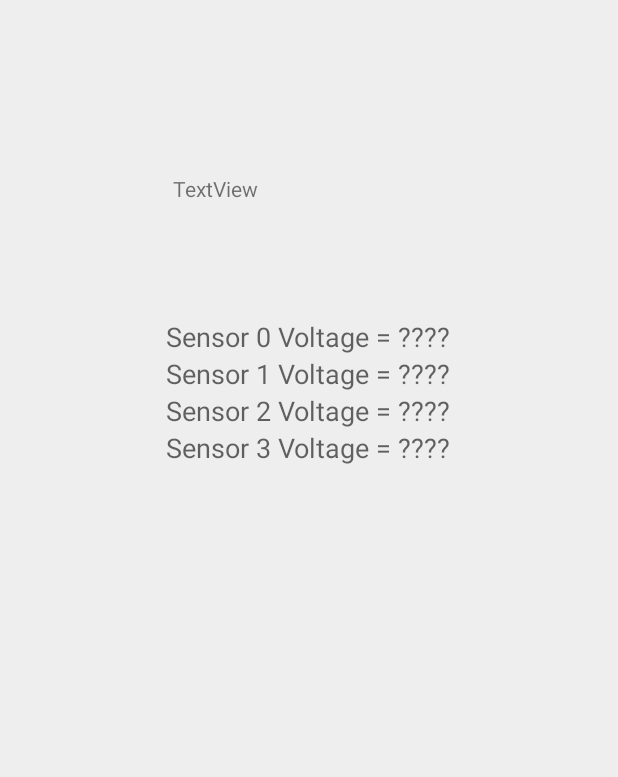
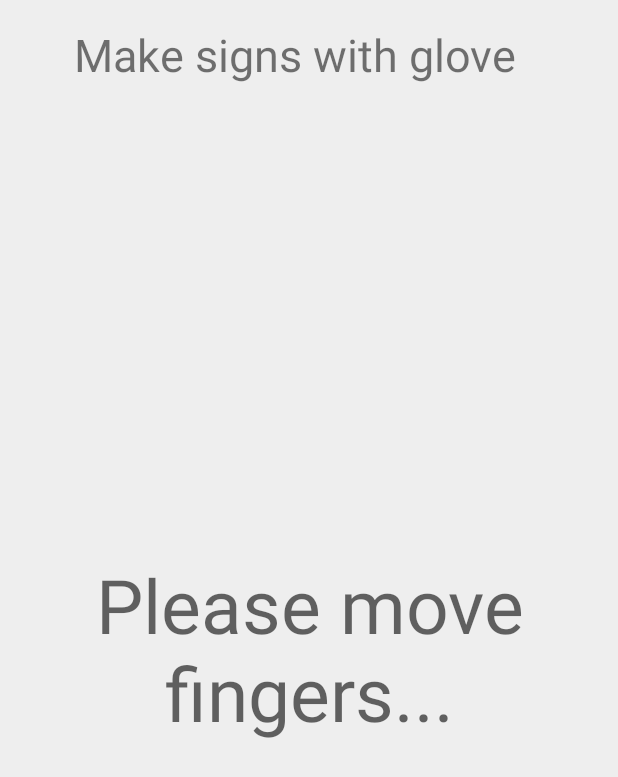
Before and after one commit to vetonthaqi/AndroidFirbaseChat-master, an Android app: the MainActivity screen opened directly, with no data from a screen before it, on a phone screen of 412 x 824 dp. Shown: the top 777 px of the screen. Run offline under Robolectric (Android 15) with nearby library versions, the phone set to English and light mode, and no system bars; network calls fail; 7 statements that could not run were skipped.

Commit message:
Rregullimi i dizajnit per njohjen e shenjave.

```diff
--- a/app/src/main/java/co/arvisiontech/simplechatfirebase/MainActivity.java
+++ b/app/src/main/java/co/arvisiontech/simplechatfirebase/MainActivity.java
@@ -73,7 +73,7 @@ public class MainActivity extends AppCompatActivity {
 
                         Log.e("CHECK STRING:",splitedString[splitedString.length - 1]);
                         if ((splitedString[splitedString.length - 1].isEmpty() ||splitedString[splitedString.length - 1].contains(" "))) {
-                            txtString.setText("Please livriti gishtat");
+                            txtString.setText("Please move fingers...");
                         } else {
                             txtString.setText(splitedString[splitedString.length - 1]);
                         }
--- a/app/src/main/res/layout/activity_main.xml
+++ b/app/src/main/res/layout/activity_main.xml
@@ -21,10 +21,11 @@
         android:id="@+id/buttonOff"
         android:layout_width="wrap_content"
         android:layout_height="wrap_content"
-        android:layout_alignBottom="@+id/buttonOn"
-        android:layout_alignParentRight="true"
+        android:layout_below="@+id/buttonOn"
+        android:layout_toEndOf="@+id/testView1"
+        android:layout_toRightOf="@+id/testView1"
         android:text="LED OFF"
-        android:visibility="invisible"/>
+        android:visibility="invisible" />
 
     <TextView
         android:id="@+id/sensorView0"
@@ -33,7 +34,8 @@
         android:layout_centerHorizontal="true"
         android:layout_marginTop="196dp"
         android:text="Sensor 0 Voltage = ????"
-        android:textAppearance="?android:attr/textAppearanceMedium" />
+        android:textAppearance="?android:attr/textAppearanceMedium"
+        android:visibility="invisible"/>
 
     <TextView
         android:id="@+id/sensorView1"
@@ -42,7 +44,8 @@
         android:layout_below="@+id/sensorView0"
         android:layout_centerHorizontal="true"
         android:text="Sensor 1 Voltage = ????"
-        android:textAppearance="?android:attr/textAppearanceMedium" />
+        android:textAppearance="?android:attr/textAppearanceMedium"
+        android:visibility="invisible"/>
 
     <TextView
         android:id="@+id/sensorView2"
@@ -51,7 +54,8 @@
         android:layout_below="@+id/sensorView1"
         android:layout_centerHorizontal="true"
         android:text="Sensor 2 Voltage = ????"
-        android:textAppearance="?android:attr/textAppearanceMedium" />
+        android:textAppearance="?android:attr/textAppearanceMedium"
+        android:visibility="invisible"/>
 
     <TextView
         android:id="@+id/sensorView3"
@@ -60,21 +64,19 @@
         android:layout_below="@+id/sensorView2"
         android:layout_centerHorizontal="true"
         android:text="Sensor 3 Voltage = ????"
-        android:textAppearance="?android:attr/textAppearanceMedium" />
+        android:textAppearance="?android:attr/textAppearanceMedium"
+        android:visibility="invisible"/>
 
     <TextView
         android:id="@+id/textViewShow"
-        android:layout_width="wrap_content"
+        android:layout_width="match_parent"
         android:layout_height="wrap_content"
-        android:layout_alignEnd="@+id/sensorView0"
-        android:layout_below="@+id/buttonOn"
-        android:layout_marginStart="11dp"
-        android:layout_marginTop="52dp"
-        android:layout_toEndOf="@+id/buttonOn"
-        android:text="TextView"
-        android:layout_alignRight="@+id/sensorView0"
-        android:layout_toRightOf="@+id/buttonOn"
-        android:layout_marginLeft="11dp" />
+        android:layout_alignParentTop="true"
+        android:layout_marginEnd="19dp"
+        android:layout_marginRight="19dp"
+        android:text="Make signs with glove"
+        android:textSize="30dp"
+        android:gravity="center"/>
 
     <TextView
         android:id="@+id/testView1"
@@ -82,15 +84,18 @@
         android:layout_height="wrap_content"
         android:layout_above="@+id/txtString"
         android:text=""
-        android:textSize="15sp" />
+        android:textSize="15sp"
+        android:visibility="invisible"/>
 
     <TextView
         android:id="@+id/txtString"
-        android:layout_width="wrap_content"
+        android:layout_below="@id/textViewShow"
+        android:layout_width="match_parent"
         android:layout_height="50dp"
         android:layout_alignLeft="@+id/testView1"
         android:layout_alignParentBottom="true"
-        android:text=""
-        android:textSize="15sp" />
+        android:hint="Please move fingers..."
+        android:textSize="50sp"
+        android:gravity="center"/>
 
 </RelativeLayout>
```
